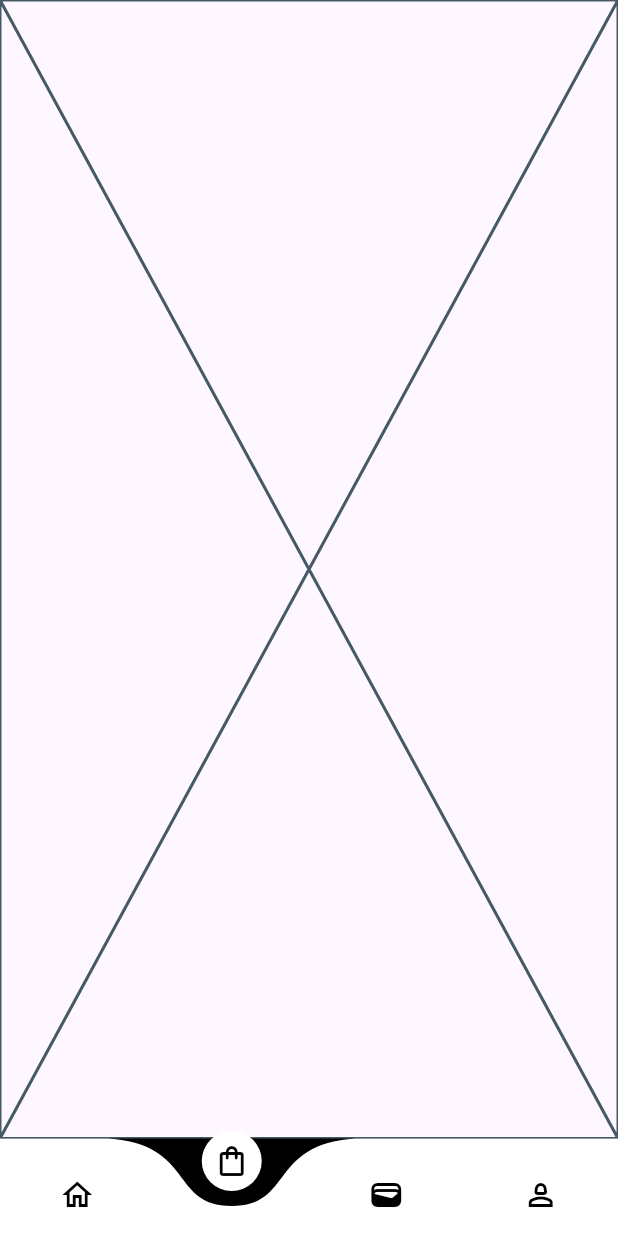
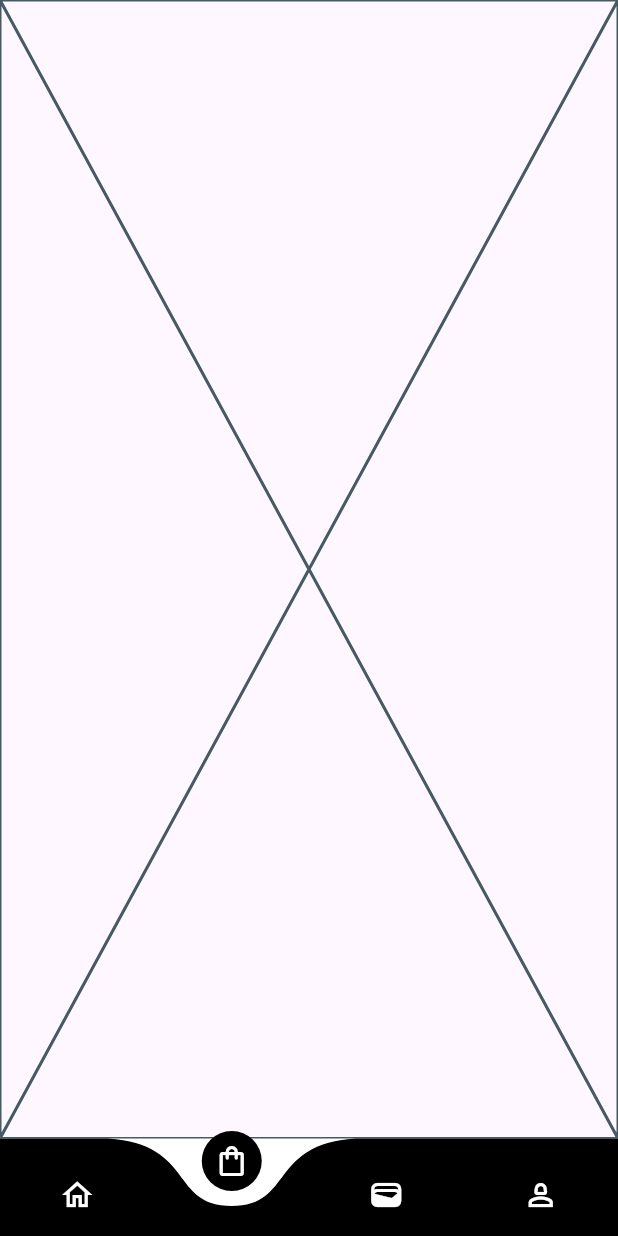
Before and after one commit to AzzamHussain/EcommerceApp_withAdminPanel, a Flutter app: the screen it shows after launch, item 2 of the bottom bar chosen, on a phone screen of 412 x 824 dp. Run offline on Flutter 3.47's test engine with Material 3 defaults, Android fonts, the phone set to English and light mode, and no system bars; drawn by our look-alikes of curved_navigation_bar.

Commit message:
navigation bar done

```diff
--- a/lib/pages/bottom_nav_bar.dart
+++ b/lib/pages/bottom_nav_bar.dart
@@ -37,7 +37,8 @@ class _BottomNavBarState extends State<BottomNavBar> {
     return Scaffold(
       bottomNavigationBar: CurvedNavigationBar(
           height: 65,
-          backgroundColor: Colors.black,
+          backgroundColor: Colors.white,
+          color: Colors.black,
           animationDuration: Duration(milliseconds: 500),
           onTap: (int index) {
             setState(() {
@@ -47,19 +48,19 @@ class _BottomNavBarState extends State<BottomNavBar> {
           items: [
             Icon(
               Icons.home_outlined,
-              color: Colors.black,
+              color: Colors.white,
             ),
             Icon(
               Icons.shopping_bag_outlined,
-              color: Colors.black,
+              color: Colors.white,
             ),
             Icon(
               Icons.wallet_outlined,
-              color: Colors.black,
+              color: Colors.white,
             ),
             Icon(
               Icons.person_2_outlined,
-              color: Colors.black,
+              color: Colors.white,
             )
           ]),
       body: pages[currentTabIndex],
```
